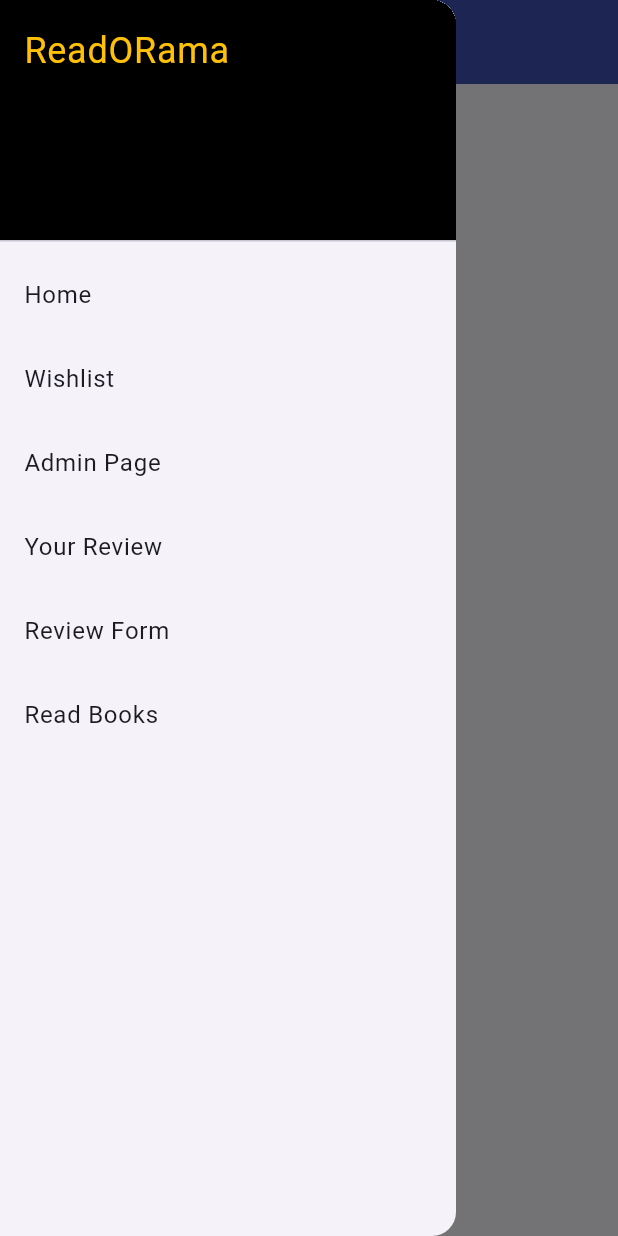
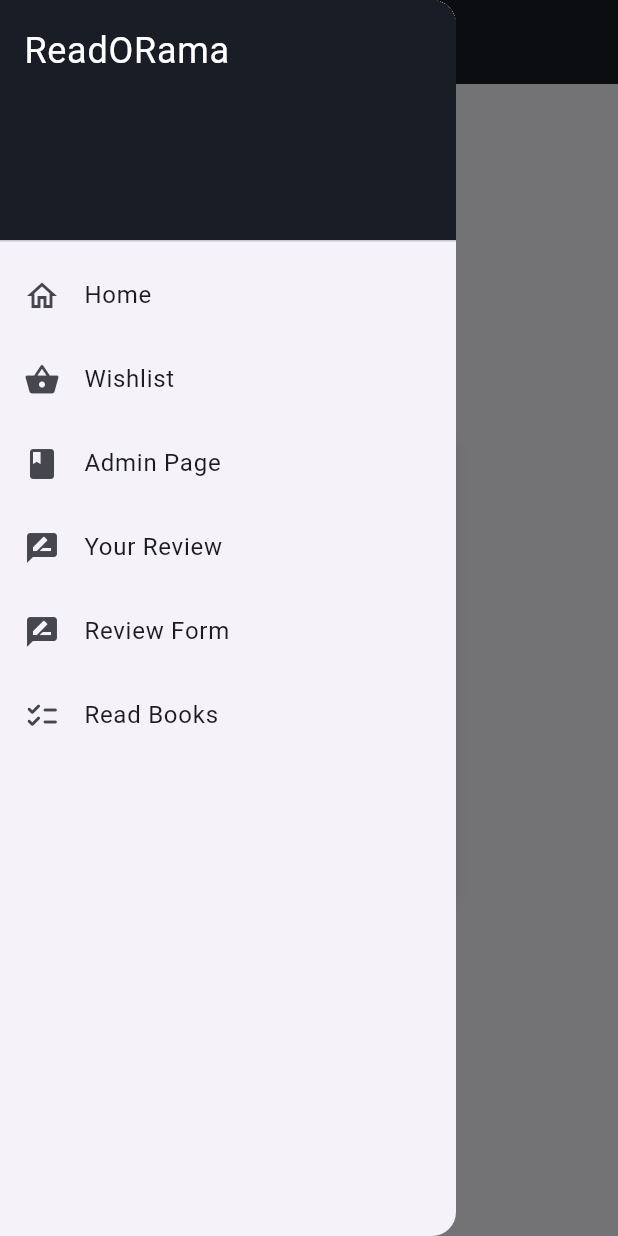
Before and after one commit to fiardiel/readorama-mobile, a Flutter app: the BookDetailPage screen opened directly with empty values, with the side drawer open, on a phone screen of 412 x 824 dp. Run offline on Flutter 3.47's test engine with Material 3 defaults, Android fonts, the phone set to English and light mode, and no system bars; missing offline and left inert: pbp_django_auth; network calls fail.

Commit message:
Added Home page for admin and left drawer also

```diff
--- a/lib/screens/admin/add_book.dart
+++ b/lib/screens/admin/add_book.dart
@@ -4,7 +4,7 @@ import 'package:flutter/material.dart';
 import 'package:provider/provider.dart';
 import 'package:pbp_django_auth/pbp_django_auth.dart';
 import 'package:readoramamobile/screens/admin/view_book.dart';
-import 'package:readoramamobile/widgets/leftdrawer_admin.dart';
+import 'package:readoramamobile/widgets/admin/leftdrawer_admin.dart';
 // import 'package:rafis_inventory_mobile/screens/menu.dart';
 
 class BookFormPage extends StatefulWidget {
@@ -34,7 +34,7 @@ class _BookFormPageState extends State<BookFormPage> {
             'Add Book Form',
           ),
         ),
-        backgroundColor: Colors.indigo,
+        backgroundColor: const Color.fromARGB(255, 25, 29, 37) ,
         foregroundColor: Colors.white,
       ),
       drawer: LeftDrawerAdmin(),
--- a/lib/screens/admin/book_detail.dart
+++ b/lib/screens/admin/book_detail.dart
@@ -1,7 +1,7 @@
 import 'package:flutter/material.dart';
 // import 'package:rafis_inventory_mobile/widgets/left_drawer.dart';
 import 'package:readoramamobile/models/books.dart';
-import 'package:readoramamobile/widgets/leftdrawer_admin.dart';
+import 'package:readoramamobile/widgets/admin/leftdrawer_admin.dart';
 
 class BookDetailPage extends StatelessWidget {
   final Books book;
@@ -13,14 +13,20 @@ class BookDetailPage extends StatelessWidget {
     return Scaffold(
       appBar: AppBar(
         title: const Text('Book Details'),
-        backgroundColor: Colors.indigo,
+        backgroundColor: const Color.fromARGB(255, 25, 29, 37),
         foregroundColor: Colors.white,
       ),
       drawer: LeftDrawerAdmin(),
-      body: Padding(
+      body: Center(
+        child: Padding(
+          padding: const EdgeInsets.all(16.0),
+          child: Card(
+            elevation: 4.0,
+            child: Padding(
               padding: const EdgeInsets.all(16.0),
               child: Column(
                 crossAxisAlignment: CrossAxisAlignment.start,
+                mainAxisSize: MainAxisSize.min,
                 children: [
                   Text(
                     book.fields.name,
@@ -51,6 +57,9 @@ class BookDetailPage extends StatelessWidget {
                 ],
               ),
             ),
+          ),
+        ),
+      ),
     );
   }
 }
--- a/lib/screens/admin/view_book.dart
+++ b/lib/screens/admin/view_book.dart
@@ -3,7 +3,7 @@ import 'package:http/http.dart' as http;
 import 'dart:convert';
 import 'package:readoramamobile/models/books.dart';
 import 'package:readoramamobile/screens/admin/book_detail.dart';
-import 'package:readoramamobile/widgets/leftdrawer_admin.dart';
+import 'package:readoramamobile/widgets/admin/leftdrawer_admin.dart';
 
 class AdminBookPage extends StatefulWidget {
   const AdminBookPage({Key? key}) : super(key: key);
@@ -38,7 +38,7 @@ class _AdminBookPageState extends State<AdminBookPage> {
     return Scaffold(
         appBar: AppBar(
           title: const Text('Books'),
-          backgroundColor: Colors.indigo,
+          backgroundColor: const Color.fromARGB(255, 25, 29, 37) ,
           foregroundColor: Colors.white,
         ),
         drawer: LeftDrawerAdmin(),
@@ -61,7 +61,6 @@ class _AdminBookPageState extends State<AdminBookPage> {
                   );
                 } else {
                   // Existing code...
-
                   return Center(
                     child: GridView.builder(
                       shrinkWrap: true,
--- a/lib/screens/auth/login.dart
+++ b/lib/screens/auth/login.dart
@@ -3,7 +3,7 @@
 import 'package:flutter/material.dart';
 import 'package:pbp_django_auth/pbp_django_auth.dart';
 import 'package:provider/provider.dart';
-import 'package:readoramamobile/screens/admin/view_book.dart';
+import 'package:readoramamobile/screens/admin/main_admin.dart';
 import 'package:readoramamobile/screens/auth/register.dart';
 import 'package:readoramamobile/screens/landinguser/booklist.dart';
 
@@ -94,7 +94,7 @@ class _LoginPageState extends State<LoginPage> {
                       if (isSuperuser) {
                         Navigator.pushReplacement(
                           context,
-                          MaterialPageRoute(builder: (context) => AdminBookPage()),
+                          MaterialPageRoute(builder: (context) => AdminHomePage()),
                         );
                         ScaffoldMessenger.of(context)
                           ..hideCurrentSnackBar()
--- a/lib/widgets/leftdrawer_admin.dart
+++ b/lib/widgets/admin/leftdrawer_admin.dart
@@ -2,7 +2,7 @@
 // ignore_for_file: prefer_const_constructors, use_key_in_widget_constructors
 
 import 'package:flutter/material.dart';
-import 'package:readoramamobile/screens/admin/view_book.dart';
+import 'package:readoramamobile/screens/admin/main_admin.dart';
 import 'package:readoramamobile/screens/landinguser/booklist.dart';
 import 'package:readoramamobile/screens/read_page/read_books.dart';
 import 'package:readoramamobile/screens/review/review.dart';
@@ -17,17 +17,18 @@ class LeftDrawerAdmin extends StatelessWidget {
         children: [
           DrawerHeader(
             decoration: BoxDecoration(
-              color: Colors.black,
+              color: Color.fromARGB(255, 25, 29, 37) ,
             ),
             child: Text(
               'ReadORama',
               style: TextStyle(
-                color: Colors.amber,
+                color: Colors.white,
                 fontSize: 24,
               ),
             ),
           ),
           ListTile(
+            leading: const Icon(Icons.home_outlined),
             title: Text('Home'),
             onTap: () {
               Navigator.pushReplacement(context,
@@ -35,6 +36,7 @@ class LeftDrawerAdmin extends StatelessWidget {
             },
           ),
           ListTile(
+            leading: const Icon(Icons.shopping_basket),
             title: Text('Wishlist'),
             onTap: () {
               Navigator.pushReplacement(context,
@@ -42,13 +44,15 @@ class LeftDrawerAdmin extends StatelessWidget {
             },
           ),
           ListTile(
+            leading : Icon(Icons.book),
             title: Text('Admin Page'),
             onTap: () {
               Navigator.pushReplacement(context,
-                  MaterialPageRoute(builder: (context) => const AdminBookPage()));
+                  MaterialPageRoute(builder: (context) => AdminHomePage()));
             },
           ),
           ListTile(
+            leading: Icon(Icons.rate_review),
             title: Text('Your Review'),
             onTap: () {
               Navigator.pushReplacement(context,
@@ -56,6 +60,7 @@ class LeftDrawerAdmin extends StatelessWidget {
             },
           ),
           ListTile(
+            leading: Icon(Icons.rate_review),
             title: Text('Review Form'),
             onTap: () {
               Navigator.pushReplacement(context,
@@ -63,6 +68,7 @@ class LeftDrawerAdmin extends StatelessWidget {
             },
           ),
           ListTile(
+            leading: Icon(Icons.checklist_rounded),
             title: Text('Read Books'),
             onTap: () {
               Navigator.pushReplacement(context,
```
Also changed, not shown: lib/screens/admin/main_admin.dart (added, +74 -0 lines), lib/widgets/admin/home_admin.dart (added, +91 -0 lines). Lines whose indentation alone changed are shown as unchanged.
